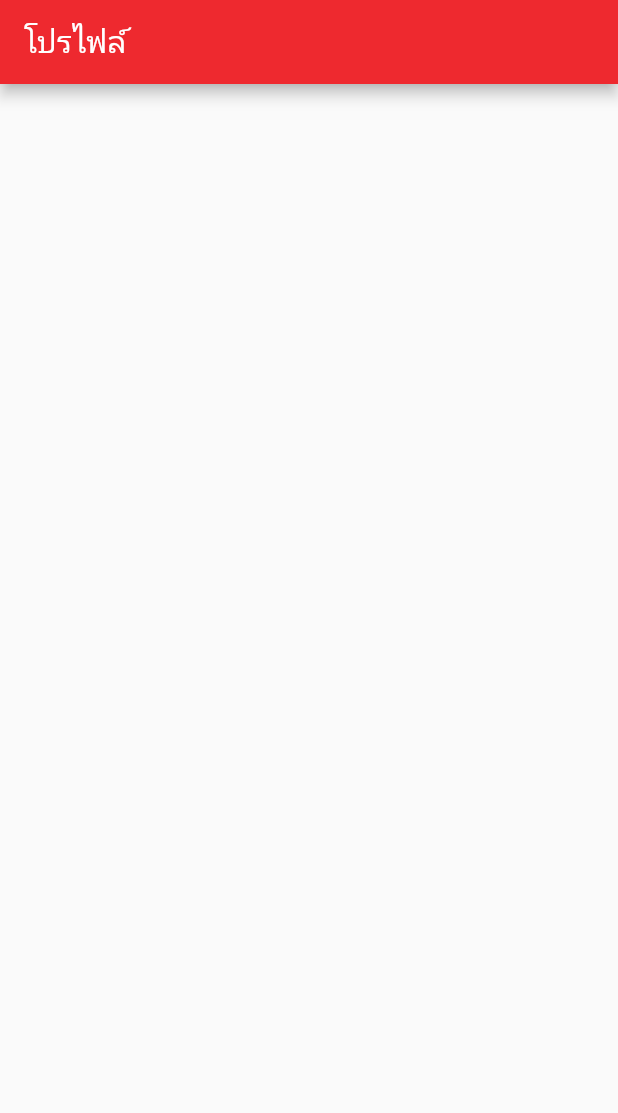
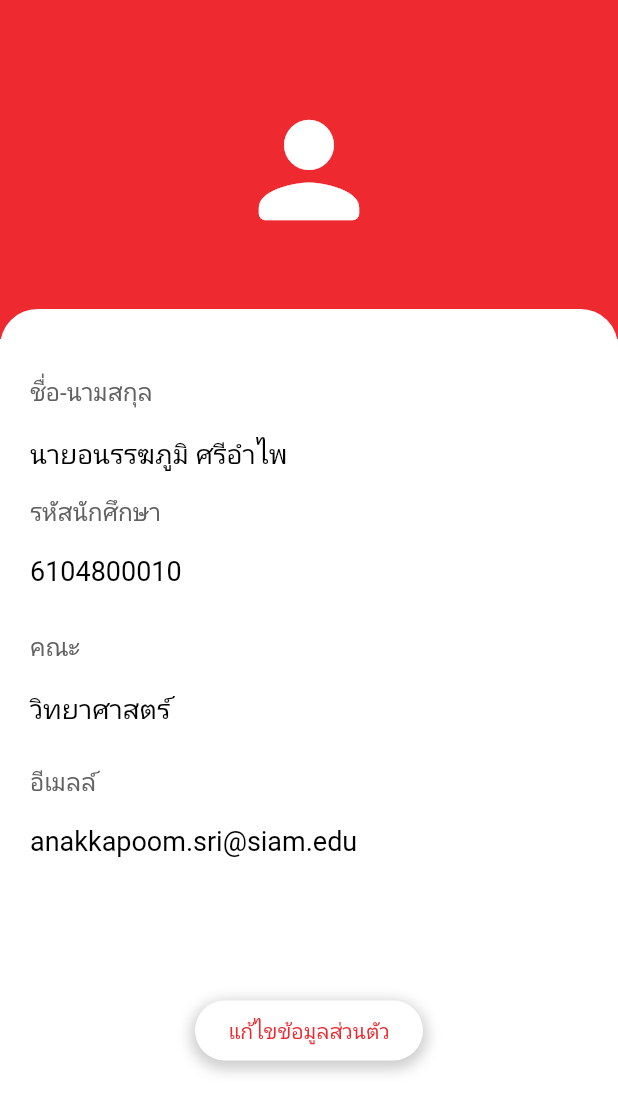
Before and after one commit to NutteeCh/SiamUApp, a Flutter app: the ProfileScreen screen opened by its route, on a phone screen of 412 x 824 dp. Shown: the top 1113 px of the screen. Run offline on Flutter 3.47's test engine with Material 2 defaults, Android fonts, the phone set to English and light mode, and no system bars; network calls fail.

Commit message:
Update profile v1 test

```diff
--- a/lib/screens/profile_screen.dart
+++ b/lib/screens/profile_screen.dart
@@ -16,10 +16,160 @@ class _ProfileScreenState extends State<ProfileScreen> {
   @override
   Widget build(BuildContext context) {
     return Scaffold(
-      appBar: AppBar(
-        automaticallyImplyLeading: false,
-        title: Text("โปรไฟล์ "),
-        backgroundColor: SiamColors.red,
+      body: Stack(
+        children: [
+          Container(
+            alignment: Alignment.topCenter,
+            height: MediaQuery.of(context).size.height / 4 + 20,
+            decoration: BoxDecoration(color: SiamColors.red),
+            child: Container(
+              child: Center(
+                  child: Icon(
+                Icons.person_rounded,
+                color: Colors.white,
+                size: 100,
+              )),
+            ),
+          ),
+          Container(
+            height: double.infinity,
+            width: double.infinity,
+            margin:
+                EdgeInsets.only(top: MediaQuery.of(context).size.height / 4),
+            decoration: BoxDecoration(
+                color: Colors.white,
+                borderRadius: BorderRadius.vertical(top: Radius.circular(25))),
+          ),
+          Container(
+            alignment: Alignment.topLeft,
+            margin: EdgeInsets.only(left: 20, top: 250),
+            child: Text(
+              "ชื่อ-นามสกุล",
+              style: TextStyle(
+                fontFamily: "Roboto",
+                fontSize: 16,
+                color: SiamColors.grey,
+              ),
+            ),
+          ),
+          Container(
+            alignment: Alignment.topLeft,
+            margin: EdgeInsets.only(left: 20, top: 290),
+            child: Text(
+              "นายอนรรฆภูมิ ศรีอำไพ",
+              style: TextStyle(
+                fontFamily: "Roboto",
+                fontSize: 18,
+                color: Colors.black,
+              ),
+            ),
+          ),
+          Container(
+            alignment: Alignment.topLeft,
+            margin: EdgeInsets.only(left: 20, top: 330),
+            child: Text(
+              "รหัสนักศึกษา",
+              style: TextStyle(
+                fontFamily: "Roboto",
+                fontSize: 16,
+                color: SiamColors.grey,
+              ),
+            ),
+          ),
+          Container(
+            alignment: Alignment.topLeft,
+            margin: EdgeInsets.only(left: 20, top: 370),
+            child: Text(
+              "6104800010",
+              style: TextStyle(
+                fontFamily: "Roboto",
+                fontSize: 18,
+                color: Colors.black,
+              ),
+            ),
+          ),
+          Container(
+            alignment: Alignment.topLeft,
+            margin: EdgeInsets.only(left: 20, top: 420),
+            child: Text(
+              "คณะ ",
+              style: TextStyle(
+                fontFamily: "Roboto",
+                fontSize: 16,
+                color: SiamColors.grey,
+              ),
+            ),
+          ),
+          Container(
+            alignment: Alignment.topLeft,
+            margin: EdgeInsets.only(left: 20, top: 460),
+            child: Text(
+              "วิทยาศาสตร์ ",
+              style: TextStyle(
+                fontFamily: "Roboto",
+                fontSize: 18,
+                color: Colors.black,
+              ),
+            ),
+          ),
+          Container(
+            alignment: Alignment.topLeft,
+            margin: EdgeInsets.only(left: 20, top: 510),
+            child: Text(
+              "อีเมลล์ ",
+              style: TextStyle(
+                fontFamily: "Roboto",
+                fontSize: 16,
+                color: SiamColors.grey,
+              ),
+            ),
+          ),
+          Container(
+            alignment: Alignment.topLeft,
+            margin: EdgeInsets.only(left: 20, top: 550),
+            child: Text(
+              "anakkapoom.sri@siam.edu",
+              style: TextStyle(
+                fontFamily: "Roboto",
+                fontSize: 18,
+                color: Colors.black,
+              ),
+            ),
+          ),
+          Container(
+            alignment: Alignment.center,
+            margin: EdgeInsets.only(top: 550),
+            child: InkWell(
+              onTap: () {
+                Navigator.of(context).pushNamed("/home");
+              },
+              child: Container(
+                height: 40,
+                width: 152,
+                decoration: BoxDecoration(
+                    boxShadow: [
+                      BoxShadow(
+                        color: Colors.grey.withOpacity(0.5),
+                        spreadRadius: 3,
+                        blurRadius: 7,
+                        offset: Offset(0, 3), // changes position of shadow
+                      ),
+                    ],
+                    color: Colors.white,
+                    borderRadius: BorderRadius.all(Radius.circular(25))),
+                child: Center(
+                    child: Text(
+                  "แก้ไขข้อมูลส่วนตัว",
+                  style: TextStyle(
+                    fontFamily: "Roboto",
+                    color: SiamColors.red,
+                    fontSize: 14,
+                  ),
+                )),
+              ),
+            ),
+          ),
+        ],
       ),
     );
   }
```
